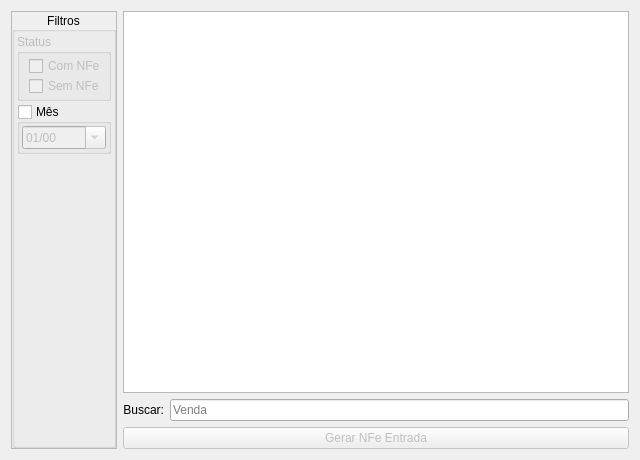
This is ui/widgetdevolucao.ui in darktorres/ERP-STACCATO as Qt 5 draws it before an edit. The edited form follows.
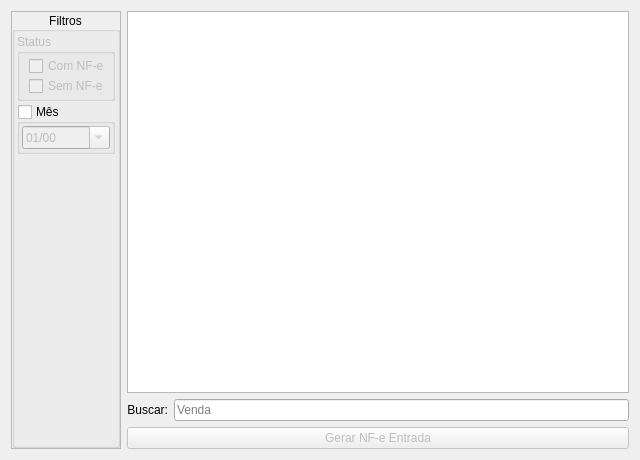
This is the edited form. Custom widgets are drawn as their Qt base class.

What changed in the file:
```diff
--- a/ui/widgetdevolucao.ui
+++ b/ui/widgetdevolucao.ui
@@ -33,8 +33,8 @@
        <rect>
         <x>0</x>
         <y>0</y>
-        <width>114</width>
-        <height>440</height>
+        <width>119</width>
+        <height>426</height>
        </rect>
       </property>
       <property name="autoFillBackground">
@@ -110,14 +110,14 @@
              <item>
               <widget class="QCheckBox" name="checkBox">
                <property name="text">
-                <string>Com NFe</string>
+                <string>Com NF-e</string>
                </property>
               </widget>
              </item>
              <item>
               <widget class="QCheckBox" name="checkBox_2">
                <property name="text">
-                <string>Sem NFe</string>
+                <string>Sem NF-e</string>
                </property>
               </widget>
              </item>
@@ -244,7 +244,7 @@
       <bool>false</bool>
      </property>
      <property name="text">
-      <string>Gerar NFe Entrada</string>
+      <string>Gerar NF-e Entrada</string>
      </property>
     </widget>
    </item>
```
